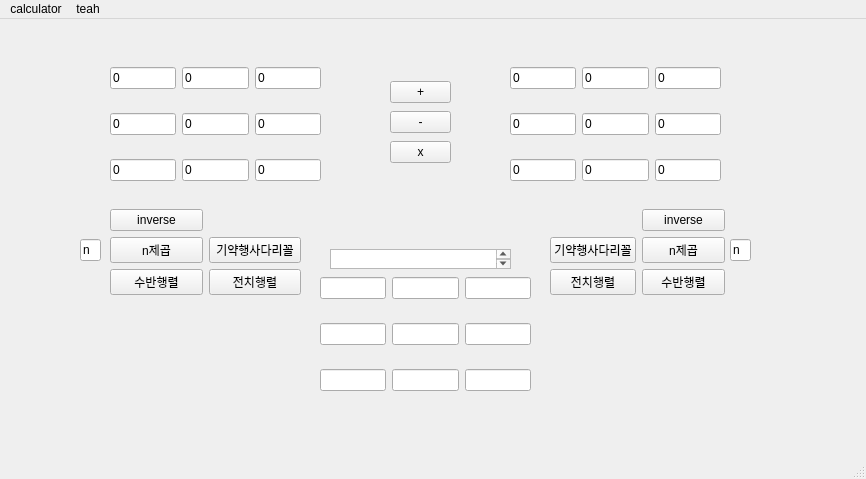
Above: mainwindow.ui from Lunatic2339/calculator before the change. Below: the same form after it.
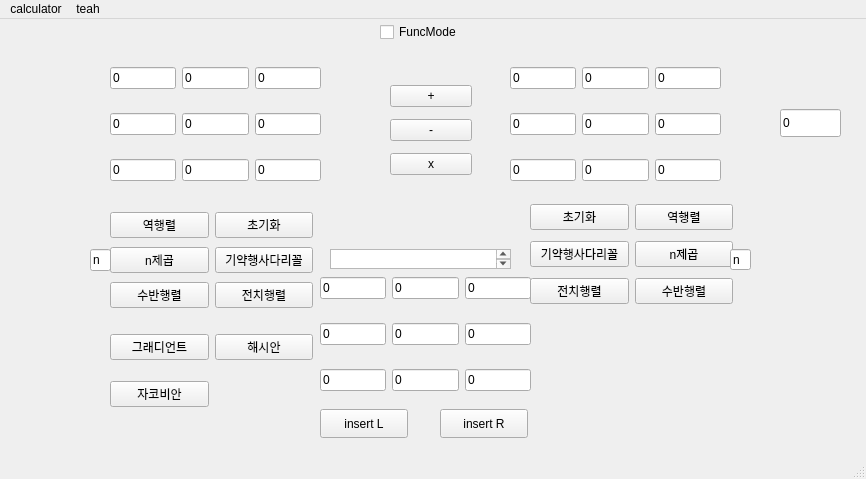
That is the form after the change.

Diff of the .ui file:
```diff
--- a/mainwindow.ui
+++ b/mainwindow.ui
@@ -102,63 +102,63 @@
      <item row="0" column="0">
       <widget class="QLineEdit" name="resultBox1">
        <property name="text">
-        <string/>
+        <string>0</string>
        </property>
       </widget>
      </item>
      <item row="2" column="1">
       <widget class="QLineEdit" name="resultBox8">
        <property name="text">
-        <string/>
+        <string>0</string>
        </property>
       </widget>
      </item>
      <item row="0" column="1">
       <widget class="QLineEdit" name="resultBox2">
        <property name="text">
-        <string/>
+        <string>0</string>
        </property>
       </widget>
      </item>
      <item row="2" column="0">
       <widget class="QLineEdit" name="resultBox7">
        <property name="text">
-        <string/>
+        <string>0</string>
        </property>
       </widget>
      </item>
      <item row="1" column="0">
       <widget class="QLineEdit" name="resultBox4">
        <property name="text">
-        <string/>
+        <string>0</string>
        </property>
       </widget>
      </item>
      <item row="1" column="2">
       <widget class="QLineEdit" name="resultBox6">
        <property name="text">
-        <string/>
+        <string>0</string>
        </property>
       </widget>
      </item>
      <item row="0" column="2">
       <widget class="QLineEdit" name="resultBox3">
        <property name="text">
-        <string/>
+        <string>0</string>
        </property>
       </widget>
      </item>
      <item row="2" column="2">
       <widget class="QLineEdit" name="resultBox9">
        <property name="text">
-        <string/>
+        <string>0</string>
        </property>
       </widget>
      </item>
      <item row="1" column="1">
       <widget class="QLineEdit" name="resultBox5">
        <property name="text">
-        <string/>
+        <string>0</string>
        </property>
       </widget>
      </item>
@@ -254,18 +254,11 @@
      <rect>
       <x>110</x>
       <y>190</y>
-      <width>191</width>
-      <height>86</height>
+      <width>203</width>
+      <height>103</height>
      </rect>
     </property>
     <layout class="QGridLayout" name="gridLayout_4">
-     <item row="2" column="1">
-      <widget class="QPushButton" name="adjButton1">
-       <property name="text">
-        <string>전치행렬</string>
-       </property>
-      </widget>
-     </item>
      <item row="1" column="1">
       <widget class="QPushButton" name="echButton1">
        <property name="text">
@@ -273,13 +266,6 @@
        </property>
       </widget>
      </item>
-     <item row="2" column="0">
-      <widget class="QPushButton" name="trButton1">
-       <property name="text">
-        <string>수반행렬</string>
-       </property>
-      </widget>
-     </item>
      <item row="1" column="0">
       <widget class="QPushButton" name="powerButton1">
        <property name="text">
@@ -287,10 +273,31 @@
        </property>
       </widget>
      </item>
+     <item row="2" column="1">
+      <widget class="QPushButton" name="trButton1">
+       <property name="text">
+        <string>전치행렬</string>
+       </property>
+      </widget>
+     </item>
      <item row="0" column="0">
       <widget class="QPushButton" name="inverseButton1">
        <property name="text">
-        <string>inverse</string>
+        <string>역행렬</string>
+       </property>
+      </widget>
+     </item>
+     <item row="2" column="0">
+      <widget class="QPushButton" name="adjButton1">
+       <property name="text">
+        <string>수반행렬</string>
+       </property>
+      </widget>
+     </item>
+     <item row="0" column="1">
+      <widget class="QPushButton" name="clearButton1">
+       <property name="text">
+        <string>초기화</string>
        </property>
       </widget>
      </item>
@@ -299,37 +306,23 @@
    <widget class="QWidget" name="gridLayoutWidget_5">
     <property name="geometry">
      <rect>
-      <x>550</x>
-      <y>190</y>
-      <width>175</width>
-      <height>86</height>
+      <x>530</x>
+      <y>180</y>
+      <width>203</width>
+      <height>111</height>
      </rect>
     </property>
     <layout class="QGridLayout" name="gridLayout_5">
-     <item row="1" column="0">
+     <item row="2" column="0">
       <widget class="QPushButton" name="echButton2">
        <property name="text">
         <string>기약행사다리꼴</string>
        </property>
       </widget>
      </item>
-     <item row="2" column="0">
+     <item row="3" column="1">
       <widget class="QPushButton" name="adjButton2">
        <property name="text">
-        <string>전치행렬</string>
-       </property>
-      </widget>
-     </item>
-     <item row="1" column="1">
-      <widget class="QPushButton" name="powerButton2">
-       <property name="text">
-        <string>n제곱</string>
-       </property>
-      </widget>
-     </item>
-     <item row="2" column="1">
-      <widget class="QPushButton" name="trButton2">
-       <property name="text">
         <string>수반행렬</string>
        </property>
       </widget>
@@ -337,7 +330,28 @@
      <item row="0" column="1">
       <widget class="QPushButton" name="inverseButton2">
        <property name="text">
-        <string>inverse</string>
+        <string>역행렬</string>
+       </property>
+      </widget>
+     </item>
+     <item row="3" column="0">
+      <widget class="QPushButton" name="trButton2">
+       <property name="text">
+        <string>전치행렬</string>
+       </property>
+      </widget>
+     </item>
+     <item row="2" column="1">
+      <widget class="QPushButton" name="powerButton2">
+       <property name="text">
+        <string>n제곱</string>
+       </property>
+      </widget>
+     </item>
+     <item row="0" column="0">
+      <widget class="QPushButton" name="clearButton2">
+       <property name="text">
+        <string>초기화</string>
        </property>
       </widget>
      </item>
@@ -348,8 +362,8 @@
      <rect>
       <x>390</x>
       <y>60</y>
-      <width>61</width>
-      <height>86</height>
+      <width>82</width>
+      <height>103</height>
      </rect>
     </property>
     <layout class="QVBoxLayout" name="verticalLayout">
@@ -379,8 +393,8 @@
    <widget class="QLineEdit" name="powerInput1">
     <property name="geometry">
      <rect>
-      <x>80</x>
-      <y>220</y>
+      <x>90</x>
+      <y>230</y>
       <width>21</width>
       <height>22</height>
      </rect>
@@ -393,15 +407,100 @@
     <property name="geometry">
      <rect>
       <x>730</x>
-      <y>220</y>
+      <y>230</y>
       <width>21</width>
-      <height>22</height>
+      <height>21</height>
      </rect>
     </property>
     <property name="text">
      <string>n</string>
     </property>
    </widget>
+   <widget class="QCheckBox" name="checkBox">
+    <property name="geometry">
+     <rect>
+      <x>380</x>
+      <y>0</y>
+      <width>96</width>
+      <height>26</height>
+     </rect>
+    </property>
+    <property name="text">
+     <string>FuncMode</string>
+    </property>
+   </widget>
+   <widget class="QPushButton" name="insertLeft">
+    <property name="geometry">
+     <rect>
+      <x>320</x>
+      <y>390</y>
+      <width>88</width>
+      <height>29</height>
+     </rect>
+    </property>
+    <property name="text">
+     <string>insert L</string>
+    </property>
+   </widget>
+   <widget class="QPushButton" name="insertRight">
+    <property name="geometry">
+     <rect>
+      <x>440</x>
+      <y>390</y>
+      <width>88</width>
+      <height>29</height>
+     </rect>
+    </property>
+    <property name="text">
+     <string>insert R</string>
+    </property>
+   </widget>
+   <widget class="QWidget" name="gridLayoutWidget_6">
+    <property name="geometry">
+     <rect>
+      <x>110</x>
+      <y>300</y>
+      <width>203</width>
+      <height>103</height>
+     </rect>
+    </property>
+    <layout class="QGridLayout" name="gridLayout_6">
+     <item row="0" column="1">
+      <widget class="QPushButton" name="clearButton1_2">
+       <property name="text">
+        <string>해시안</string>
+       </property>
+      </widget>
+     </item>
+     <item row="0" column="0">
+      <widget class="QPushButton" name="gradButton1">
+       <property name="text">
+        <string>그래디언트</string>
+       </property>
+      </widget>
+     </item>
+     <item row="1" column="0">
+      <widget class="QPushButton" name="powerButton1_2">
+       <property name="text">
+        <string>자코비안</string>
+       </property>
+      </widget>
+     </item>
+    </layout>
+   </widget>
+   <widget class="QLineEdit" name="inputBox1_4">
+    <property name="geometry">
+     <rect>
+      <x>780</x>
+      <y>90</y>
+      <width>61</width>
+      <height>28</height>
+     </rect>
+    </property>
+    <property name="text">
+     <string>0</string>
+    </property>
+   </widget>
   </widget>
   <widget class="QMenuBar" name="menubar">
    <property name="geometry">
```
Left out of the diff: 98 changed lines with no effect on the pictures.
